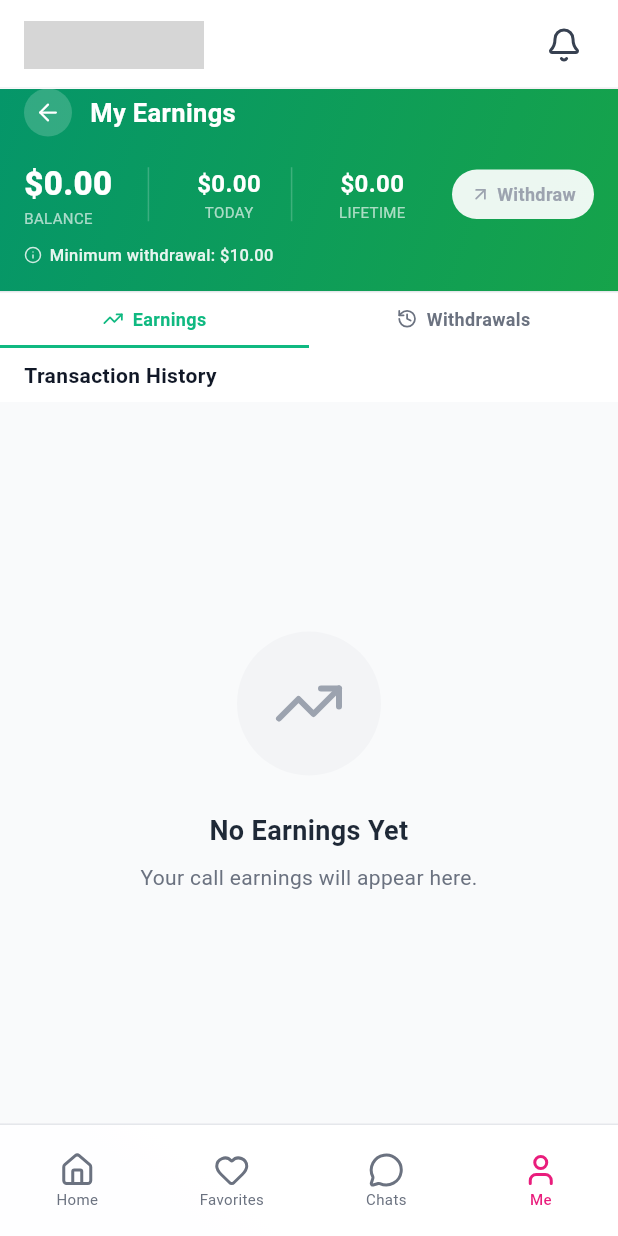
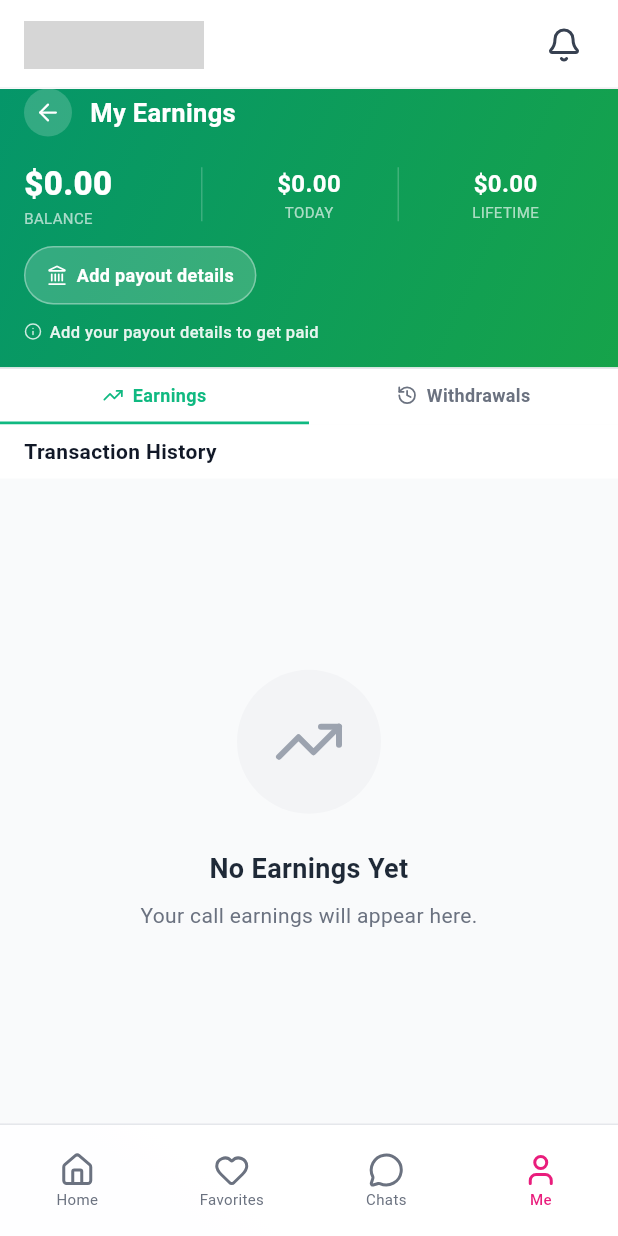
Before and after one commit to shahed-swe/richbengali-flutter, a Flutter app: the EarningsScreen screen opened by its route, on a phone screen of 412 x 824 dp. Run offline on Flutter 3.47's test engine with Material 3 defaults, Android fonts, the phone set to English and light mode, and no system bars; our stand-ins replace cached_network_image, dio, firebase_auth, firebase_core, firebase_messaging, flutter_dotenv and 16 more; missing offline and left inert: agora_rtc_engine, flutter_callkit_incoming, record, screen_protector; accounts and stored records are empty; network calls fail; grey boxes are pictures that could not be loaded.

Commit message:
Creators no longer withdraw; they say where to be paid
The Withdraw button and the whole request path are gone — the endpoint
behind them now answers 410, and the team releases earnings from the
admin panel instead.

Removing the button alone would have broken the thing that still has to
work. It was the only way into the payout form, so taking it out left her
with no way to give us her bank or bKash details — and with no details
there is nowhere for a release to send the money. The form keeps its own
entry point on the earnings header, labelled "Add payout details" until
she has filled it in.

The form itself was two steps, supply a method then withdraw. Only the
first still has a reason to exist, so the second is removed along with
the controllers and imports that served it, and saving now closes the
modal rather than advancing to a step that is no longer there.

The hint under her balance says what is actually true at each stage: add
your details, or the amount still to reach, or that payouts are sent by
the team. The displayed minimum follows the server, which is now $50.

Left alone deliberately: the /me/payout deep-link route. Nothing
generates its URL any more, so it is unreachable, and it is tangled in
the router's redirect handling where an edit would risk live navigation
for no gain.

Co-Authored-By: Claude Opus 5 <noreply@anthropic.com>

```diff
--- a/lib/screens/tabs/earnings_screen.dart
+++ b/lib/screens/tabs/earnings_screen.dart
@@ -7,7 +7,6 @@ import '../../state/transactions_provider.dart';
 import '../../state/payouts_provider.dart';
 import '../../models/transaction.dart';
 import '../../models/payout.dart';
-import '../../models/user.dart';
 import '../../widgets/skeleton.dart';
 import '../../widgets/empty_state.dart';
 import '../../widgets/payout_modal.dart';
@@ -57,10 +56,6 @@ class _EarningsScreenState extends ConsumerState<EarningsScreen> {
     await ref.read(meProvider.notifier).refresh();
   }
 
-  void _openPayoutModal(Me me) {
-    showPayoutModal(context, me);
-  }
-
   @override
   Widget build(BuildContext context) {
     final meAsync = ref.watch(meProvider);
@@ -85,8 +80,8 @@ class _EarningsScreenState extends ConsumerState<EarningsScreen> {
     final balance = me?.walletBalanceUsd ?? 0.0;
     final today = me?.todayEarnedUsd ?? 0.0;
     final lifetime = me?.lifetimeEarningsUsd ?? 0.0;
-    final minCap = me?.minWithdrawalCap ?? 10.0;
-    final canWithdraw = balance >= minCap;
+    final minCap = me?.minWithdrawalCap ?? 50.0;
+    final hasPayoutMethod = me?.wiseRecipientId?.isNotEmpty == true;
 
     final txState = ref.watch(transactionsProvider);
     final payState = ref.watch(payoutsProvider);
@@ -232,55 +227,54 @@ class _EarningsScreenState extends ConsumerState<EarningsScreen> {
                                 ),
                               ),
 
-                              const SizedBox(width: 12),
+                            ],
+                          ),
 
-                              // Withdraw button
+                    // Payout details.
+                    //
+                    // The Withdraw button used to be the only way into this
+                    // form. She no longer starts her own payouts, but the team
+                    // still needs somewhere to send the money, so the form
+                    // needs its own way in.
+                    const SizedBox(height: 12),
                     GestureDetector(
-                                onTap: (canWithdraw && me != null)
-                                    ? () => _openPayoutModal(me)
-                                    : null,
+                      onTap: me == null ? null : () => showPayoutModal(context, me),
                       child: Container(
                         padding: const EdgeInsets.symmetric(
-                                    horizontal: 12,
-                                    vertical: 8,
+                          horizontal: 14,
+                          vertical: 10,
                         ),
                         decoration: BoxDecoration(
-                                    color: canWithdraw
-                                        ? Colors.white
-                                        : Colors.white.withValues(alpha: 0.92),
+                          color: Colors.white.withValues(alpha: 0.18),
                           borderRadius: BorderRadius.circular(20),
+                          border: Border.all(
+                            color: Colors.white.withValues(alpha: 0.35),
+                          ),
                         ),
                         child: Row(
                           mainAxisSize: MainAxisSize.min,
                           children: [
-                                      Icon(
-                                        LucideIcons.arrowUpRight,
+                            const Icon(
+                              LucideIcons.landmark,
                               size: 14,
-                                        color: canWithdraw
-                                            ? AppColors.emerald700
-                                            : AppColors.gray400,
+                              color: Colors.white,
                             ),
-                                      const SizedBox(width: 4),
+                            const SizedBox(width: 6),
                             Text(
-                                        'Withdraw',
-                                        style: TextStyle(
+                              hasPayoutMethod
+                                  ? 'Payout details'
+                                  : 'Add payout details',
+                              style: const TextStyle(
                                 fontSize: 12,
-                                          fontWeight: FontWeight.w600,
-                                          color: canWithdraw
-                                              ? AppColors.emerald700
-                                              : AppColors.gray400,
+                                fontWeight: FontWeight.w700,
+                                color: Colors.white,
                               ),
                             ),
                           ],
                         ),
                       ),
                     ),
-                            ],
-                          ),
 
-                    // Minimum withdrawal hint — always visible so users know
-                    // the threshold (and why the Withdraw button is disabled
-                    // when the balance is below it).
                     const SizedBox(height: 10),
                     Row(
                       mainAxisSize: MainAxisSize.min,
@@ -292,7 +286,11 @@ class _EarningsScreenState extends ConsumerState<EarningsScreen> {
                         ),
                         const SizedBox(width: 5),
                         Text(
-                          'Minimum withdrawal: \$${minCap.toStringAsFixed(2)}',
+                          !hasPayoutMethod
+                              ? 'Add your payout details to get paid'
+                              : balance >= minCap
+                                  ? 'Payouts are sent by our team'
+                                  : 'Paid out once you reach \$${minCap.toStringAsFixed(0)}',
                           style: const TextStyle(
                             color: Color(0xE6FFFFFF),
                             fontSize: 11,
```
Also changed, not shown: lib/data/payouts_repository.dart (+0 -14 lines), lib/widgets/payout_modal.dart (+14 -175 lines). Lines whose indentation alone changed are shown as unchanged.
